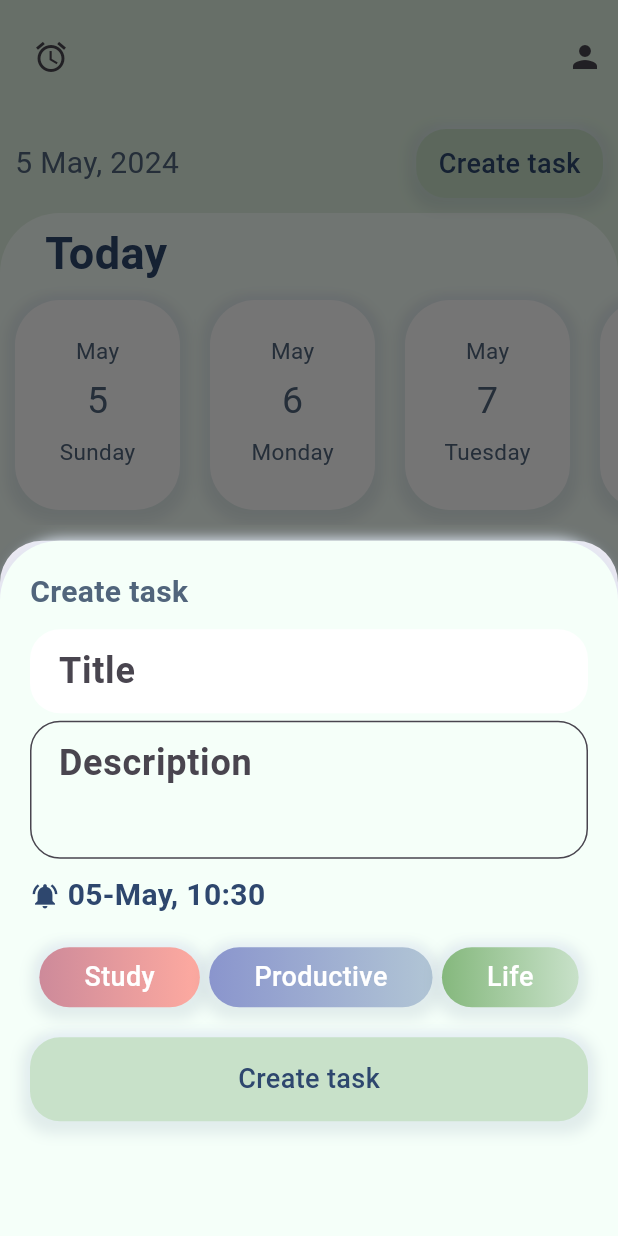
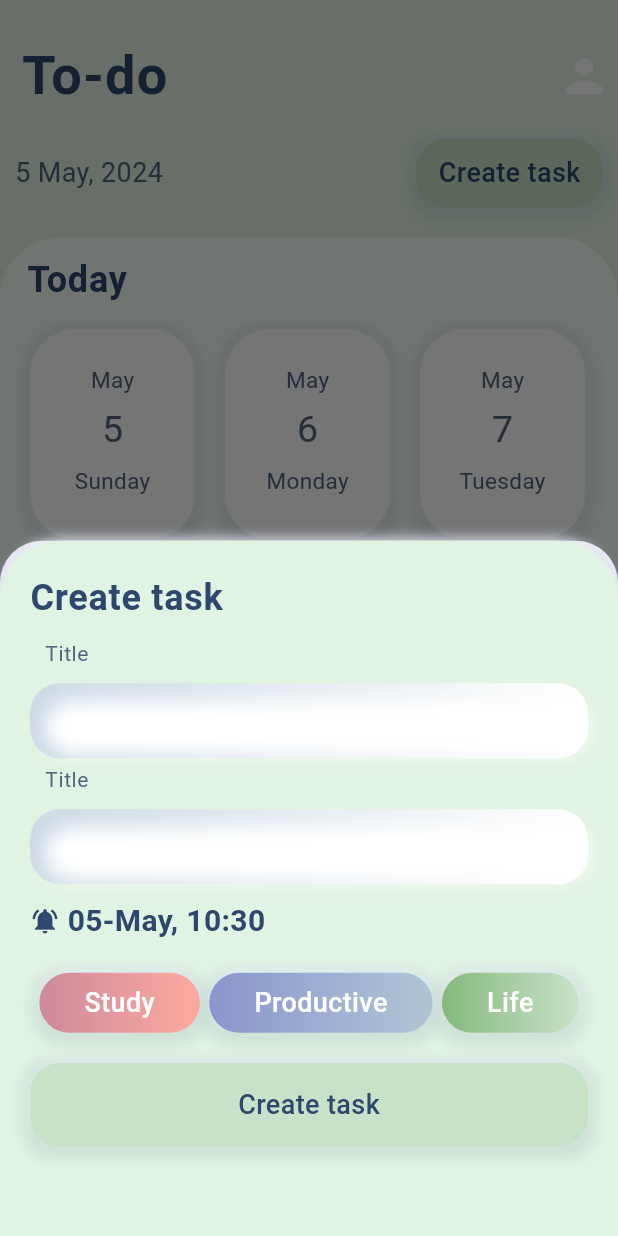
Before and after one commit to blueCuraca0/notenova, a Flutter app: the ToDoPage screen opened directly, after a tap on "Create task", on a phone screen of 412 x 824 dp. Run offline on Flutter 3.47's test engine with Material 3 defaults, Android fonts, the phone set to English and light mode, and no system bars; our stand-ins replace cloud_firestore, easy_localization, firebase_core, google_fonts; accounts and stored records are empty; Roboto replaces fonts that are missing (Ubuntu).

Commit message:
fixed: task list, add: page detail task, created task

```diff
--- a/lib/features/quizzes/presentation/quiz_page.dart
+++ b/lib/features/quizzes/presentation/quiz_page.dart
@@ -1,11 +1,11 @@
+import 'package:easy_localization/easy_localization.dart';
 import 'package:flutter/material.dart';
 import 'package:notenova/core/style/c_colors.dart';
 import 'package:notenova/core/utils/constants.dart';
 import 'package:notenova/features/quizzes/domain/entities/quiz.dart';
 import 'package:notenova/features/quizzes/presentation/quiz_card.dart';
 import 'package:notenova/core/widgets/custom_button.dart';
-import 'package:notenova/generated/locale_keys.g.dart';
-import 'package:easy_localization/easy_localization.dart';
+import '../../../../core/utils/languages/generated/locale_keys.g.dart';
 
 final List<Quiz> _quizList = [
   Quiz(
--- a/lib/features/to_do/presentation/pages/task_bottom_sheet.dart
+++ b/lib/features/to_do/presentation/pages/task_bottom_sheet.dart
@@ -1,8 +1,11 @@
+import 'package:easy_localization/easy_localization.dart';
 import 'package:flutter/material.dart';
 import 'package:intl/intl.dart';
 import 'package:notenova/core/style/c_colors.dart';
 import 'package:notenova/core/utils/constants.dart';
+import 'package:notenova/core/utils/languages/generated/locale_keys.g.dart';
 import 'package:notenova/core/widgets/custom_textfield.dart';
+import 'package:notenova/core/widgets/custom_textfield2.dart';
 import '../../../../core/widgets/custom_button.dart';
 
 class CreateTaskBottomSheet extends StatefulWidget {
@@ -47,7 +50,7 @@ class _CreateTaskBottomSheetState extends State<CreateTaskBottomSheet> {
       height: 500,
       padding: const EdgeInsets.all(20.0),
       decoration: BoxDecoration(
-        color: CColors.accentSoft,
+        color: Theme.of(context).primaryColor,
         borderRadius: const BorderRadius.only(
           topLeft: Radius.circular(40.0),
           topRight: Radius.circular(40.0),
@@ -58,32 +61,27 @@ class _CreateTaskBottomSheetState extends State<CreateTaskBottomSheet> {
         crossAxisAlignment: CrossAxisAlignment.start,
         mainAxisSize: MainAxisSize.min,
         children: <Widget>[
-          const Text(
-            'Create task',
-            style: TextStyle(
-              fontSize: 20.0,
-              fontWeight: FontWeight.bold,
-            ),
+          Text(
+            LocaleKeys.create_task.tr(),
+            style: Theme.of(context).textTheme.bodyLarge,
           ),
           midSizedBoxHeight,
-          TextField(
-            decoration: InputDecoration(
-              contentPadding:
-                  const EdgeInsets.symmetric(vertical: 10.0, horizontal: 15.0),
-              isDense: true,
-              filled: true,
-              fillColor: Colors.white,
-              labelText: 'Title',
-              border: OutlineInputBorder(
-                borderSide: BorderSide.none,
-                borderRadius: BorderRadius.circular(20.0),
-              ),
-            ),
+          MyCustomTextField(
+            gradientColor: const Color(0xffCCD9E4),
+            width: 400,
+            height: 50,
+            maxLines: 2,
+            title: LocaleKeys.title.tr(),
+            baseColor: Theme.of(context).cardColor,
           ),
           smallSizedBoxHeight,
-          const CustomTextField(
-            maxLine: 2,
-            hintText: 'Description',
+          MyCustomTextField(
+            gradientColor: const Color(0xffCCD9E4),
+            width: 400,
+            height: 50,
+            maxLines: 2,
+            title: LocaleKeys.title.tr(),
+            baseColor: Theme.of(context).cardColor,
           ),
           midSizedBoxHeight,
           Row(
--- a/lib/features/to_do/presentation/pages/todo_page.dart
+++ b/lib/features/to_do/presentation/pages/todo_page.dart
@@ -1,10 +1,10 @@
 import 'package:easy_localization/easy_localization.dart';
 import 'package:flutter/material.dart';
-import 'package:intl/intl.dart';
 import 'package:notenova/core/style/c_colors.dart';
+import 'package:notenova/core/utils/constants.dart';
+import 'package:notenova/features/to_do/presentation/widgets/lists/task_and_calendar_list.dart';
 import '../../../../core/utils/languages/generated/locale_keys.g.dart';
 import '../../../../core/widgets/custom_button.dart';
-import '../widgets/lists/task_and_calendar_list.dart';
 import 'task_bottom_sheet.dart';
 
 class ToDoPage extends StatelessWidget {
@@ -16,21 +16,35 @@ class ToDoPage extends StatelessWidget {
       backgroundColor: CColors.accent,
       body: CustomScrollView(
         slivers: [
-            SliverPadding(
-              padding: const EdgeInsets.all(10),
-              sliver: SliverAppBar(
-                backgroundColor: CColors.accent,
+          SliverAppBar(
+            expandedHeight: MediaQuery.of(context).size.height * 0.1,
+            floating: true,
+            pinned: false,
             automaticallyImplyLeading: false,
-                actions: [
-                  IconButton(
-                      onPressed: () {
-                        context.setLocale(const Locale('ua'));
+            backgroundColor: Theme.of(context).primaryColor,
+            surfaceTintColor: Theme.of(context).primaryColor,
+            flexibleSpace: LayoutBuilder(
+              builder: (BuildContext context, BoxConstraints constraints) {
+                return FlexibleSpaceBar(
+                  titlePadding: EdgeInsets.only(
+                      left: 10, top: constraints.maxHeight - 70),
+                  title: Padding(
+                    padding: smallerPadding,
+                    child: Row(
+                      children: [
+                        Text('To-do',
+                            style: Theme.of(context).textTheme.bodyLarge),
+                        const Spacer(),
+                        Icon(
+                          Icons.person,
+                          color: Theme.of(context).cardColor,
+                        ),
+                      ],
+                    ),
+                  ),
+                  background: ColoredBox(color: Theme.of(context).primaryColor),
+                );
               },
-                      icon: const Icon(Icons.access_alarm)),
-                  // Text('To-do', style: TextStyle(fontSize: 25)),
-                  const Spacer(),
-                  const Icon(Icons.person),
-                ],
             ),
           ),
           SliverToBoxAdapter(
@@ -39,11 +53,11 @@ class ToDoPage extends StatelessWidget {
               child: Row(
                 children: [
                   Text('${DateTime.now().day.toString()} ',
-                        style: const TextStyle(fontSize: 20)),
+                      style: Theme.of(context).textTheme.bodyMedium),
                   Text('${DateFormat('MMMM').format(DateTime.now())}, ',
-                        style: const TextStyle(fontSize: 20)),
+                      style: Theme.of(context).textTheme.bodyMedium),
                   Text('${DateTime.now().year.toString()} ',
-                        style: const TextStyle(fontSize: 20)),
+                      style: Theme.of(context).textTheme.bodyMedium),
                   const Spacer(),
                   CustomButton(
                       buttonPadding: const EdgeInsets.symmetric(
@@ -62,9 +76,20 @@ class ToDoPage extends StatelessWidget {
             ),
           ),
           const SliverToBoxAdapter(
-              child: TaskListWidget(),
+            child: SizedBox(
+              height: 10,
+            ),
+          ),
+          const SliverToBoxAdapter(
+            child: CalendarTaskList(),
+          ),
+          const SliverToBoxAdapter(
+            child: SizedBox(
+              height: 70,
+            ),
           ),
         ],
-        ));
+      ),
+    );
   }
 }
--- a/lib/features/to_do/presentation/widgets/cards/calendar_card.dart
+++ b/lib/features/to_do/presentation/widgets/cards/calendar_card.dart
@@ -2,7 +2,7 @@ import 'package:flutter/material.dart';
 import 'package:intl/intl.dart';
 import 'package:notenova/core/style/c_colors.dart';
 import 'package:notenova/core/utils/constants.dart';
-import 'package:notenova/features/to_do/data/models/task_model.dart';
+import 'package:notenova/features/to_do/domain/entities/task_model.dart';
 
 class CalendarCard extends StatelessWidget {
   final Task task;
--- a/lib/features/to_do/presentation/widgets/cards/task_card.dart
+++ b/lib/features/to_do/presentation/widgets/cards/task_card.dart
@@ -1,7 +1,7 @@
 import 'package:flutter/material.dart';
 import '../../../../../core/style/c_colors.dart';
 import '../../../../../core/utils/constants.dart';
-import '../../../data/models/task_model.dart';
+import '../../../domain/entities/task_model.dart';
 
 class TaskCard extends StatelessWidget {
   final Task task;
--- a/lib/features/to_do/presentation/widgets/lists/task_and_calendar_list.dart
+++ b/lib/features/to_do/presentation/widgets/lists/task_and_calendar_list.dart
@@ -1,12 +1,17 @@
+import 'package:easy_localization/easy_localization.dart';
 import 'package:flutter/material.dart';
 import 'package:notenova/core/style/c_colors.dart';
 import 'package:notenova/core/utils/constants.dart';
-import 'package:notenova/features/to_do/data/models/task_model.dart';
+import 'package:notenova/core/utils/languages/generated/locale_keys.g.dart';
+import 'package:notenova/features/to_do/domain/entities/task_model.dart';
+import 'package:notenova/features/to_do/presentation/pages/todo_detail_page.dart';
 import 'package:notenova/features/to_do/presentation/widgets/cards/calendar_card.dart';
 import 'package:notenova/features/to_do/presentation/widgets/cards/task_card.dart';
 
-class TaskListWidget extends StatelessWidget {
-  const TaskListWidget({super.key});
+class CalendarTaskList extends StatelessWidget {
+  const CalendarTaskList({
+    super.key,
+  });
 
   @override
   Widget build(BuildContext context) {
@@ -18,24 +23,23 @@ class TaskListWidget extends StatelessWidget {
           topRight: Radius.circular(40.0),
         ),
       ),
+      child: Padding(
+        padding: const EdgeInsets.all(10),
         child: Column(
+          crossAxisAlignment: CrossAxisAlignment.start,
           children: [
-          const Padding(
-            padding: EdgeInsets.fromLTRB(30, 5.0, 10, 0.0),
-            child: Align(
-              alignment: Alignment.centerLeft,
+            Padding(
+              padding: const EdgeInsets.only(left: 8),
               child: Text(
-                'Today',
-                style: TextStyle(
-                    fontSize: 30,
-                    fontWeight: FontWeight.bold,
-                    color: CColors.text),
+                LocaleKeys.today.tr(),
+                style: Theme.of(context).textTheme.bodyLarge,
               ),
             ),
-          ),
+            smallSizedBoxHeight,
             SizedBox(
               height: 160,
               child: ListView.builder(
+                shrinkWrap: true,
                 scrollDirection: Axis.horizontal,
                 itemCount: tasks.length,
                 itemBuilder: (context, index) {
@@ -47,21 +51,28 @@ class TaskListWidget extends StatelessWidget {
                 },
               ),
             ),
-          midSizedBoxHeight,
+            smallSizedBoxHeight,
             ListView.builder(
               padding: EdgeInsets.zero,
               shrinkWrap: true,
+              physics: const NeverScrollableScrollPhysics(),
               itemCount: tasks.length,
               itemBuilder: (context, index) {
                 final task = tasks[index];
                 return GestureDetector(
-                onTap: () => print('Task $index tapped'),
+                  onTap: () => showDialog(
+                    context: context,
+                    builder: (BuildContext context) {
+                      return TaskDialog(task: task);
+                    },
+                  ),
                   child: TaskCard(task: task),
                 );
               },
             ),
           ],
         ),
+      ),
     );
   }
 }
--- a/lib/main_page.dart
+++ b/lib/main_page.dart
@@ -61,7 +61,7 @@ class MainPage extends StatelessWidget {
           //   onGenerateRoute: _onGenerateRoute,
           // ),
 
-          const CardStacksPage(),
+          const ToDoPage(),
 
           // template with a custom bottom navigation bar
           Column(
```
Also changed, not shown: lib/features/quizzes/presentation/take_quiz.dart (+14 -6 lines), lib/features/to_do/domain/entities/summary_model.dart (added, +17 -0 lines), lib/features/to_do/presentation/pages/todo_detail_page.dart (+24 -0 lines), lib/features/to_do/presentation/widgets/lists/calendar_list.dart (added, +27 -0 lines), lib/features/to_do/presentation/widgets/lists/task_calendar_list.dart (added, +31 -0 lines), lib/features/to_do/data/models/summary_model.dart (deleted), lib/features/to_do/domain/entities/task.dart (deleted), lib/features/to_do/domain/entities/task_model.dart (renamed from lib/features/to_do/data/models/task_model.dart), lib/generated/locale_keys.g.dart (deleted). Lines whose indentation alone changed are shown as unchanged.
